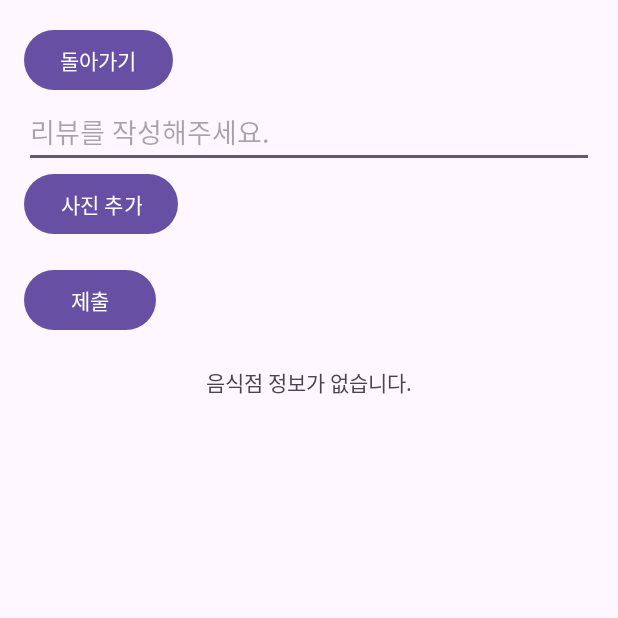
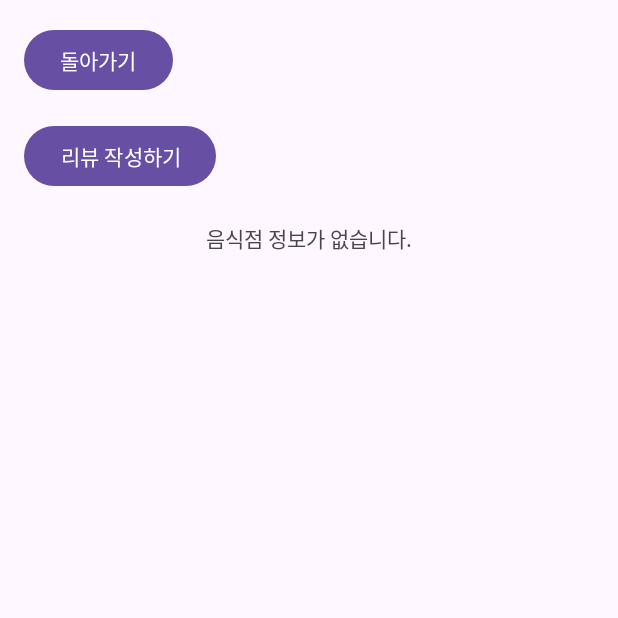
Before and after one commit to Haxorus0428/Project_Bobtong, an Android app: the RestaurantReviewsActivity screen opened directly, with no data from a screen before it, on a phone screen of 412 x 824 dp, the top half of it. Run offline under Robolectric (Android 15) with nearby library versions, the phone set to English and light mode, and no system bars; our stand-ins replace Firebase (no records; nobody signed in at launch, a user with empty details on screens opened directly); pictures from the network do not load.

Commit message:
project week21

```diff
--- a/app/src/main/java/com/example/project_bobtong/RestaurantReviewsActivity.java
+++ b/app/src/main/java/com/example/project_bobtong/RestaurantReviewsActivity.java
@@ -3,11 +3,9 @@ package com.example.project_bobtong;
 import android.content.Intent;
 import android.os.Bundle;
 import android.view.View;
-import android.widget.ArrayAdapter;
 import android.widget.Button;
 import android.widget.ListView;
 import android.widget.TextView;
-import android.widget.Toast;
 
 import androidx.annotation.NonNull;
 import androidx.appcompat.app.AppCompatActivity;
@@ -18,16 +16,19 @@ import com.google.firebase.database.DatabaseReference;
 import com.google.firebase.database.FirebaseDatabase;
 import com.google.firebase.database.ValueEventListener;
 
+import java.text.SimpleDateFormat;
 import java.util.ArrayList;
+import java.util.Date;
 import java.util.List;
+import java.util.Locale;
 
 public class RestaurantReviewsActivity extends AppCompatActivity {
 
     private ListView listView;
     private TextView noReviewsText;
     private Button buttonWriteReview;
-    private List<String> reviewList;
-    private ArrayAdapter<String> adapter;
+    private List<Review> reviewList; // List<Review>로 변경
+    private ReviewAdapter adapter;
     private DatabaseReference reviewsRef;
 
     @Override
@@ -38,8 +39,8 @@ public class RestaurantReviewsActivity extends AppCompatActivity {
         listView = findViewById(R.id.listView);
         noReviewsText = findViewById(R.id.no_reviews_text);
         buttonWriteReview = findViewById(R.id.buttonSubmitReview); // 리뷰 작성 버튼
-        reviewList = new ArrayList<>();
-        adapter = new ArrayAdapter<>(this, android.R.layout.simple_list_item_1, reviewList);
+        reviewList = new ArrayList<>(); // List<Review>로 변경
+        adapter = new ReviewAdapter(this, reviewList);
         listView.setAdapter(adapter);
 
         Button backButton = findViewById(R.id.back_button);
@@ -70,8 +71,11 @@ public class RestaurantReviewsActivity extends AppCompatActivity {
                     for (DataSnapshot dataSnapshot : snapshot.getChildren()) {
                         Review review = dataSnapshot.getValue(Review.class);
                         if (review != null) {
-                            String reviewDisplay = review.getUserName() + " (" + review.getTimestamp() + ")\n" + review.getReviewText();
-                            reviewList.add(reviewDisplay);
+                            // 리뷰 작성 시간을 포맷팅
+                            SimpleDateFormat sdf = new SimpleDateFormat("yyyy-MM-dd HH:mm:ss", Locale.getDefault());
+                            String timestamp = sdf.format(new Date(review.getTimestamp()));
+                            review.setTimestamp(review.getTimestamp()); // Timestamp 업데이트
+                            reviewList.add(review); // Review 객체를 추가
                         }
                     }
                     adapter.notifyDataSetChanged();
--- a/app/src/main/res/layout/activity_restaurant_reviews.xml
+++ b/app/src/main/res/layout/activity_restaurant_reviews.xml
@@ -11,18 +11,12 @@
         android:layout_height="wrap_content"
         android:text="돌아가기" />
 
-    <EditText
-        android:id="@+id/editTextReview"
-        android:layout_width="match_parent"
-        android:layout_height="wrap_content"
-        android:hint="리뷰를 작성해주세요." />
-
-    <!-- 사진 추가 버튼 -->
     <Button
-        android:id="@+id/buttonAddPhoto"
+        android:id="@+id/buttonSubmitReview"
         android:layout_width="wrap_content"
         android:layout_height="wrap_content"
-        android:text="사진 추가" />
+        android:layout_marginTop="16dp"
+        android:text="리뷰 작성하기" />
 
     <ImageView
         android:id="@+id/imageViewReviewPhoto"
@@ -30,13 +24,6 @@
         android:layout_height="200dp"
         android:visibility="gone"
         android:scaleType="centerCrop" />
-
-    <Button
-        android:id="@+id/buttonSubmitReview"
-        android:layout_width="wrap_content"
-        android:layout_height="wrap_content"
-        android:layout_marginTop="16dp"
-        android:text="제출" />
 
     <TextView
         android:id="@+id/no_reviews_text"
```
Also changed, not shown: app/src/main/java/com/example/project_bobtong/MyReviewsActivity.java (+7 -7 lines), app/src/main/java/com/example/project_bobtong/ReviewAdapter.java (+10 -1 lines), app/src/main/res/drawable/ic_bookmark.xml (deleted, +0 -9 lines), app/src/main/res/drawable/ic_category.xml (deleted, +0 -9 lines), app/src/main/res/drawable/ic_mypage.xml (deleted, +0 -9 lines), app/src/main/res/layout/activity_write_review.xml (+10 -9 lines), app/src/main/res/layout/item_review.xml (+8 -0 lines), app/src/main/res/drawable/ic_bookmark.png (added), app/src/main/res/drawable/ic_category.png (added), app/src/main/res/drawable/ic_mypage.png (added).
